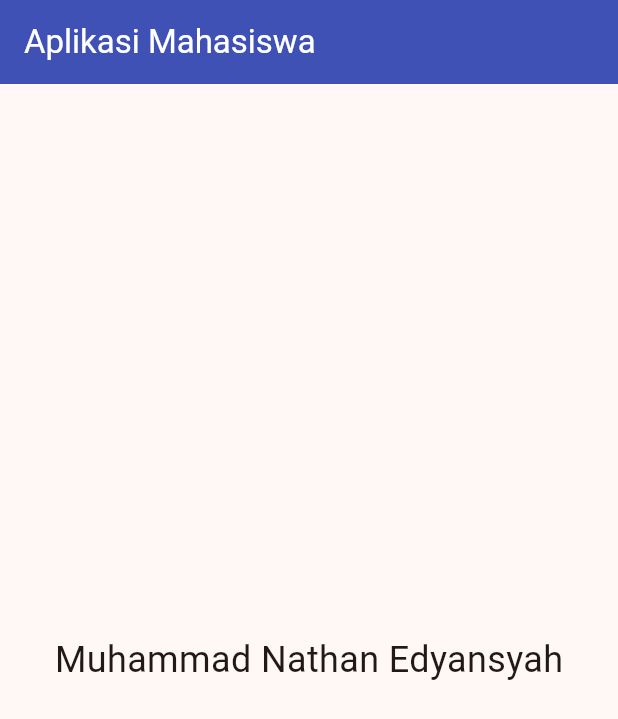
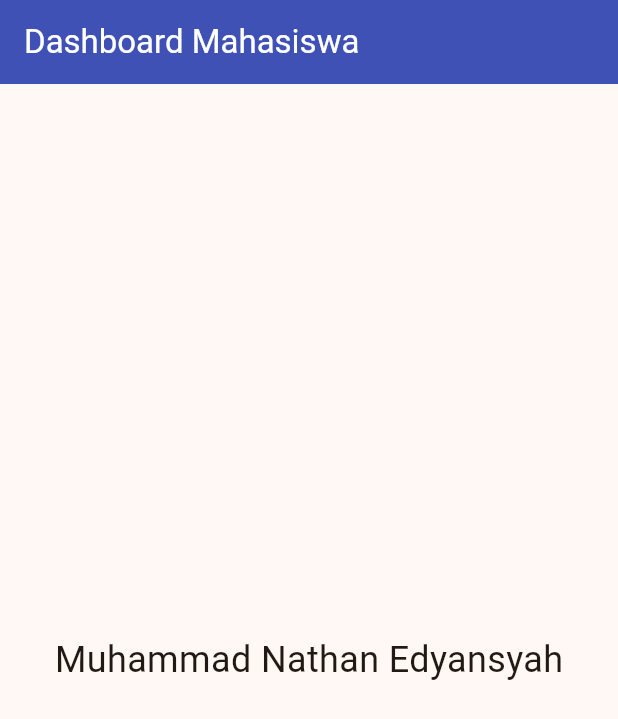
Before and after one commit to nathanedyansyah2-svg/whatever, a Flutter app: the screen it shows after launch, on a phone screen of 412 x 824 dp. Shown: the top 719 px of the screen. Run offline on Flutter 3.47's test engine with Material 3 defaults, Android fonts, the phone set to English and light mode, and no system bars.

Commit message:
Ubah teks AppBar menjadi Dashboard Mahasiswa

```diff
--- a/lib/main.dart
+++ b/lib/main.dart
@@ -30,7 +30,7 @@ class MyHomePage extends StatelessWidget {
       appBar: AppBar(
         backgroundColor: Colors.indigo,
         foregroundColor: Colors.white,
-        title: Text('Aplikasi Mahasiswa'
+        title: Text('Dashboard Mahasiswa'
         ),
       ),
       body: Center(
```
